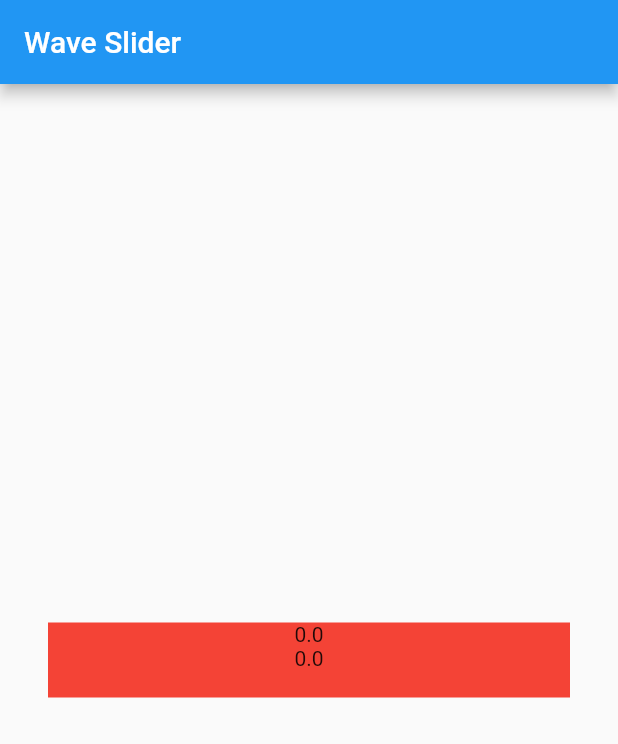
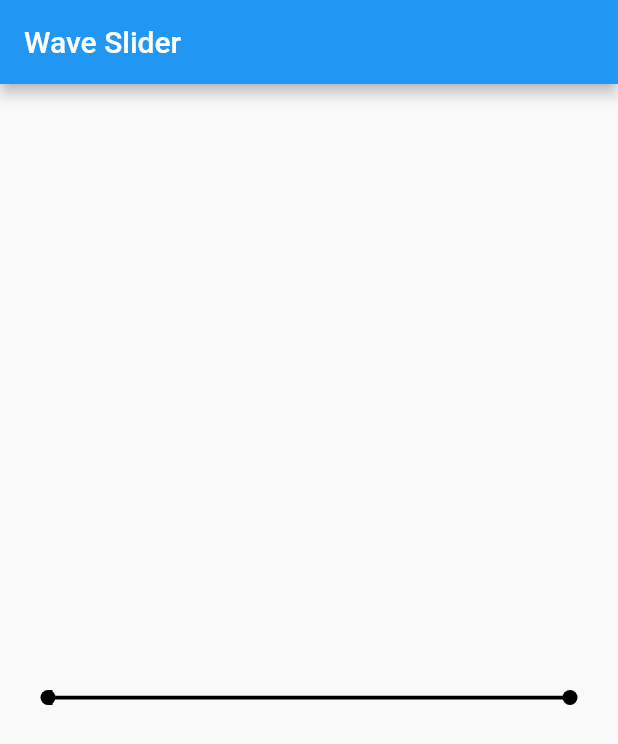
Before and after one commit to MasterNeuromancer/waveSlider, a Flutter app: the screen it shows after launch, on a phone screen of 412 x 824 dp. Shown: the top 744 px of the screen. Run offline on Flutter 3.47's test engine with Material 2 defaults, Android fonts, the phone set to English and light mode, and no system bars.

Commit message:
feat: created custom painter, slider functional

```diff
--- /dev/null
+++ b/lib/wave_painter.dart
@@ -0,0 +1,51 @@
+import 'package:flutter/material.dart';
+
+class WavePainter extends CustomPainter {
+  final double sliderPosition;
+  final double dragPercentage;
+
+  final Color color;
+  final Paint fillPainter;
+  final Paint wavePainter;
+
+  WavePainter({
+    @required this.sliderPosition,
+    @required this.dragPercentage,
+    @required this.color,
+  })  : fillPainter = Paint()
+          ..color = color
+          ..style = PaintingStyle.fill,
+        wavePainter = Paint()
+          ..color = color
+          ..style = PaintingStyle.stroke
+          ..strokeWidth = 2.5;
+
+  @override
+  void paint(Canvas canvas, Size size) {
+    _paintAnchors(canvas, size);
+    _paintLine(canvas, size);
+    _paintBlock(canvas, size);
+  }
+
+  _paintAnchors(Canvas canvas, Size size) {
+    canvas.drawCircle(Offset(0.0, size.height), 5.0, fillPainter);
+    canvas.drawCircle(Offset(size.width, size.height), 5.0, fillPainter);
+  }
+
+  _paintLine(Canvas canvas, Size size) {
+    Path path = Path();
+    path.moveTo(0.0, size.height);
+    path.lineTo(size.width, size.height);
+    canvas.drawPath(path, wavePainter);
+  }
+
+  _paintBlock(Canvas canvas, Size size) {
+    Rect sliderRect = Offset(sliderPosition, size.height - 5) & Size(3.0, 10.0);
+    canvas.drawRect(sliderRect, fillPainter);
+  }
+
+  @override
+  bool shouldRepaint(CustomPainter oldDelegate) {
+    return true;
+  }
+}
--- a/lib/wave_slider.dart
+++ b/lib/wave_slider.dart
@@ -1,10 +1,14 @@
 import 'package:flutter/material.dart';
+import 'package:wave_slider/wave_painter.dart';
 
 class WaveSlider extends StatefulWidget {
   final double width;
   final double height;
 
-  const WaveSlider({this.width = 350.0, this.height = 50.0});
+  final Color color;
+
+  const WaveSlider(
+      {this.width = 350.0, this.height = 50.0, this.color = Colors.black});
 
   @override
   _WaveSliderState createState() => _WaveSliderState();
@@ -35,14 +39,12 @@ class _WaveSliderState extends State<WaveSlider> {
     RenderBox box = context.findRenderObject();
     Offset offset = box.globalToLocal(update.globalPosition);
     _updateDragPosition(offset);
-    print(offset.dx);
   }
 
   void _onDragStart(BuildContext context, DragStartDetails start) {
     RenderBox box = context.findRenderObject();
     Offset offset = box.globalToLocal(start.globalPosition);
     _updateDragPosition(offset);
-    print(offset.dx);
   }
 
   void _onDragEnd(BuildContext context, DragEndDetails end) {
@@ -56,12 +58,12 @@ class _WaveSliderState extends State<WaveSlider> {
         child: Container(
           width: widget.width,
           height: widget.height,
-          color: Colors.red,
-          child: Column(
-            children: <Widget>[
-              Text(_dragPosition.toString()),
-              Text(_dragPercentage.toString()),
-            ],
+          child: CustomPaint(
+            painter: WavePainter(
+              color: widget.color,
+              dragPercentage: _dragPercentage,
+              sliderPosition: _dragPosition,
+            ),
           ),
         ),
         onHorizontalDragUpdate: (DragUpdateDetails update) =>
```
